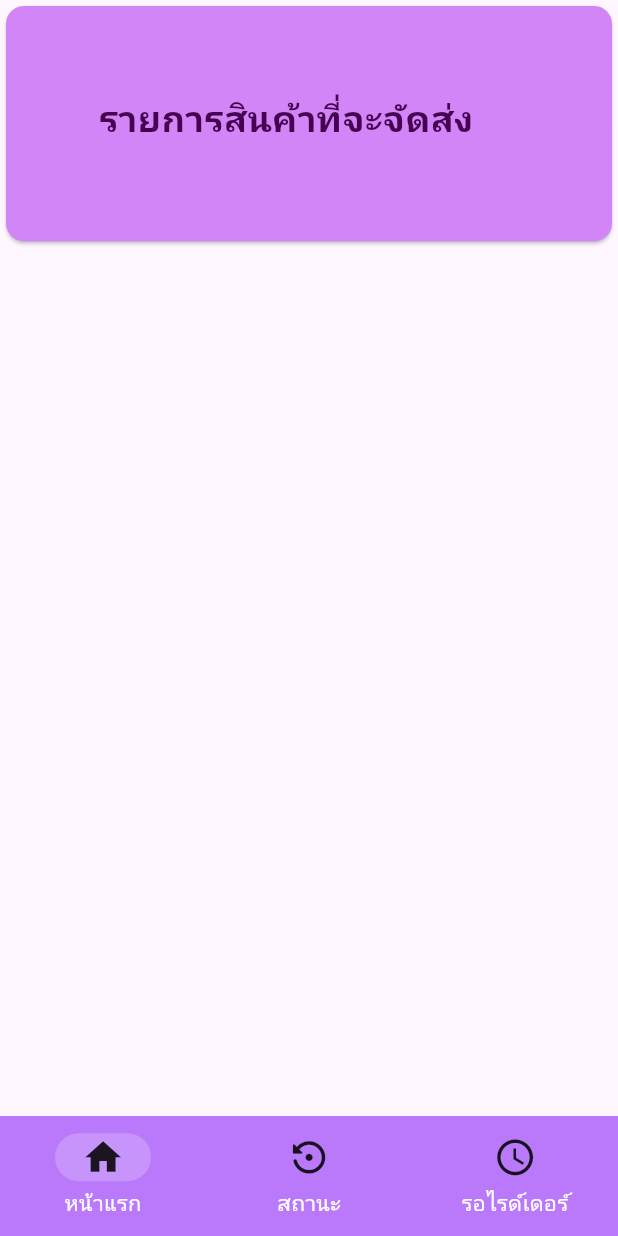
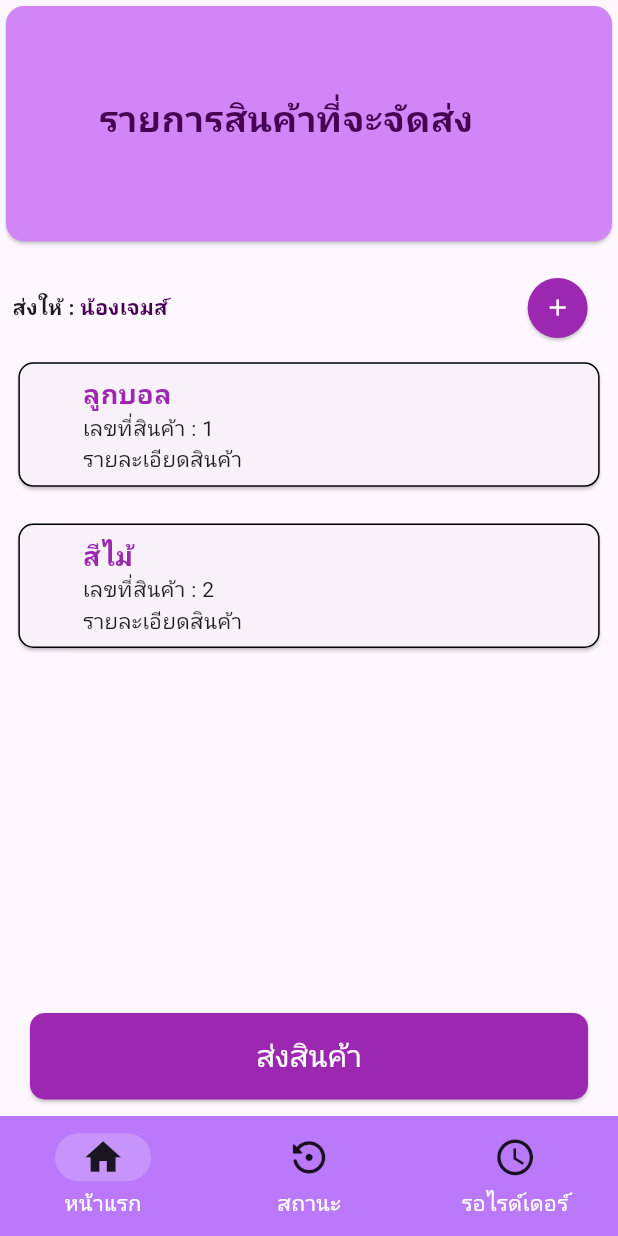
Before and after one commit to evenatthaphan/minopro_mobile_2, a Flutter app: the Senproduct screen opened directly, on a phone screen of 412 x 824 dp. Run offline on Flutter 3.47's test engine with Material 3 defaults, Android fonts, the phone set to English and light mode, and no system bars.

Commit message:
eve update

```diff
--- a/lib/page/user/sender/Senproduct.dart
+++ b/lib/page/user/sender/Senproduct.dart
@@ -1,4 +1,5 @@
 import 'package:flutter/material.dart';
+import 'package:flutter_minipro2/page/user/sender/ProductPageSender.dart';
 import 'package:flutter_minipro2/page/user/sender/navbar_sender.dart';
 
 class Senproduct extends StatefulWidget {
@@ -16,37 +17,135 @@ class _SenproductState extends State<Senproduct> {
       body: SingleChildScrollView(
         child: Column(
           children: [
+            // Header Section
             SizedBox(
-                width: screenSize.width * 1, // ขยายความกว้างของ Card
-                height: screenSize.height * 0.2, // ขยายความสูงของ Card
+              width: screenSize.width,
+              height: screenSize.height * 0.2,
               child: Card(
                 color: Color.fromARGB(255, 210, 133, 246),
                 child: Padding(
                   padding: EdgeInsets.only(
                     top: screenSize.height * 0.07,
-                        left: screenSize.width * 0.15),
-                    child: Container(
+                    left: screenSize.width * 0.15,
+                  ),
                   child: const Text(
                     "รายการสินค้าที่จะจัดส่ง",
                     style: TextStyle(
                       fontSize: 24,
                       color: Color.fromARGB(255, 69, 2, 81),
-                            fontWeight: FontWeight.bold),
+                      fontWeight: FontWeight.bold,
                     ),
                   ),
                 ),
               ),
             ),
-              SingleChildScrollView(
-                child: Padding(
-                  padding: EdgeInsets.only(top: screenSize.height * 0.02),
-                  child: const Column(
+            // Send To Row
+            Padding(
+              padding: EdgeInsets.only(
+                top: screenSize.height * 0.02,
+                left: screenSize.width * 0.02,
+                right: screenSize.width * 0.02,
+              ),
+              child: Row(
                 children: [
-                      Row(
+                  const Text("ส่งให้ : ",
+                      style: TextStyle(fontWeight: FontWeight.bold)),
+                  const Text(
+                    "น้องเจมส์",
+                    style: TextStyle(
+                      color: Color.fromARGB(255, 69, 2, 81),
+                      fontWeight: FontWeight.bold,
+                    ),
+                  ),
+                  const Spacer(),
+                  ElevatedButton(
+                    onPressed: () {},
+                    style: ElevatedButton.styleFrom(
+                      backgroundColor: Colors.purple,
+                      shape: const CircleBorder(),
+                      padding: const EdgeInsets.all(10),
+                    ),
+                    child: const Icon(Icons.add, color: Colors.white),
+                  ),
+                ],
+              ),
+            ),
+            // Product List Section
+            Padding(
+              padding: EdgeInsets.all(screenSize.width * 0.02),
+              child: Column(
                 children: [
-
+                  Card(
+                    shape: RoundedRectangleBorder(
+                      borderRadius: BorderRadius.circular(10),
+                      side: const BorderSide(color: Colors.black),
+                    ),
+                    child: const Padding(
+                      padding: EdgeInsets.all(8.0),
+                      child: Row(
+                        children: [
+                          SizedBox(
+                            width: 20,
+                            height: 20,
+                            // child: Image.asset(
+                            //   "assets/images/ball.png", // Update with your actual image path
+                            //   fit: BoxFit.cover,
+                            // ),
+                          ),
+                          SizedBox(width: 15),
+                          Column(
+                            crossAxisAlignment: CrossAxisAlignment.start,
+                            children: [
+                              Text(
+                                "ลูกบอล",
+                                style: TextStyle(
+                                  color: Colors.purple,
+                                  fontWeight: FontWeight.bold,
+                                  fontSize: 18,
+                                ),
+                              ),
+                              Text("เลขที่สินค้า : 1"),
+                              Text("รายละเอียดสินค้า"),
                             ],
-                      )
+                          ),
+                        ],
+                      ),
+                    ),
+                  ),
+                  SizedBox(height: screenSize.height * 0.02),
+                  Card(
+                    shape: RoundedRectangleBorder(
+                      borderRadius: BorderRadius.circular(10),
+                      side: const BorderSide(color: Colors.black),
+                    ),
+                    child: const Padding(
+                      padding: EdgeInsets.all(8.0),
+                      child: Row(
+                        children: [
+                          SizedBox(
+                            width: 20,
+                            height: 20,
+                            // child: Image.asset(
+                            //   "assets/images/colors.png", // Update with your actual image path
+                            //   fit: BoxFit.cover,
+                            // ),
+                          ),
+                          SizedBox(width: 15),
+                          Column(
+                            crossAxisAlignment: CrossAxisAlignment.start,
+                            children: [
+                              Text(
+                                "สีไม้",
+                                style: TextStyle(
+                                  color: Colors.purple,
+                                  fontWeight: FontWeight.bold,
+                                  fontSize: 18,
+                                ),
+                              ),
+                              Text("เลขที่สินค้า : 2"),
+                              Text("รายละเอียดสินค้า"),
+                            ],
+                          ),
                         ],
                       ),
                     ),
@@ -54,58 +153,49 @@ class _SenproductState extends State<Senproduct> {
                 ],
               ),
             ),
-        bottomNavigationBar: UserNavbarPage(
+          ],
+        ),
+      ),
+      // Bottom Button and Navbar
+      bottomNavigationBar: Column(
+        mainAxisSize: MainAxisSize.min,
+        children: [
+          Padding(
+            padding: const EdgeInsets.symmetric(vertical: 10.0, horizontal: 20),
+            child: SizedBox(
+              width: double.infinity,
+              height: screenSize.height * 0.07,
+              child: ElevatedButton(
+                onPressed: senproduct,
+                style: ElevatedButton.styleFrom(
+                  backgroundColor: Colors.purple,
+                  shape: RoundedRectangleBorder(
+                    borderRadius: BorderRadius.circular(10),
+                  ),
+                ),
+                child: const Text(
+                  'ส่งสินค้า',
+                  style: TextStyle(fontSize: 20, color: Colors.white),
+                ),
+              ),
+            ),
+          ),
+          UserNavbarPage(
             selectedIndex: 0,
             onDestinationSelected: (value) {},
             screenSize: screenSize,
-        ));
-  }
-
-  void insertphoto() {}
-
-  void acceptinsert() {
-    showDialog(
-      context: context,
-      builder: (context) => AlertDialog(
-        backgroundColor: const Color.fromARGB(255, 29, 162, 2),
-        title: Center(
-          child: Column(
-            children: [
-              Image.asset(
-                'assets/images/check.png',
-                width: MediaQuery.of(context).size.width * 0.2,
           ),
-              const Text(
-                'ยืนยันสำเร็จ',
-                style: TextStyle(
-                    color: Color.fromRGBO(255, 255, 255, 1),
-                    fontWeight: FontWeight.w800,
-                    fontSize: 30),
-              ),
-            ],
-          ),
-        ),
-        actions: [
-          FilledButton(
-            onPressed: () {
-              Navigator.of(context).pop(); // Close dialog
-            },
-            style: ButtonStyle(
-              backgroundColor: MaterialStateProperty.all<Color>(
-                  const Color.fromARGB(255, 255, 255, 255)),
-            ),
-            child: const Center(
-                child: Text(
-              'ตกลง',
-              style: TextStyle(
-                fontSize: 20,
-                color: Colors.black,
-                fontWeight: FontWeight.w800,
-              ),
-            )),
-          )
         ],
       ),
     );
   }
+
+  void senproduct() {
+    Navigator.push(
+      context,
+      MaterialPageRoute(
+        builder: (context) => const StatusPageSender (),
+      ),
+    );
   }
+}
```
Also changed, not shown: lib/page/user/sender/ProductPageSender.dart (added, +175 -0 lines), lib/page/user/sender/StatusPageSender.dart (deleted, +0 -15 lines), lib/page/user/sender/insertProduct.dart (+24 -0 lines), lib/page/user/sender/navbar_sender.dart (+2 -6 lines). Lines whose indentation alone changed are shown as unchanged.
